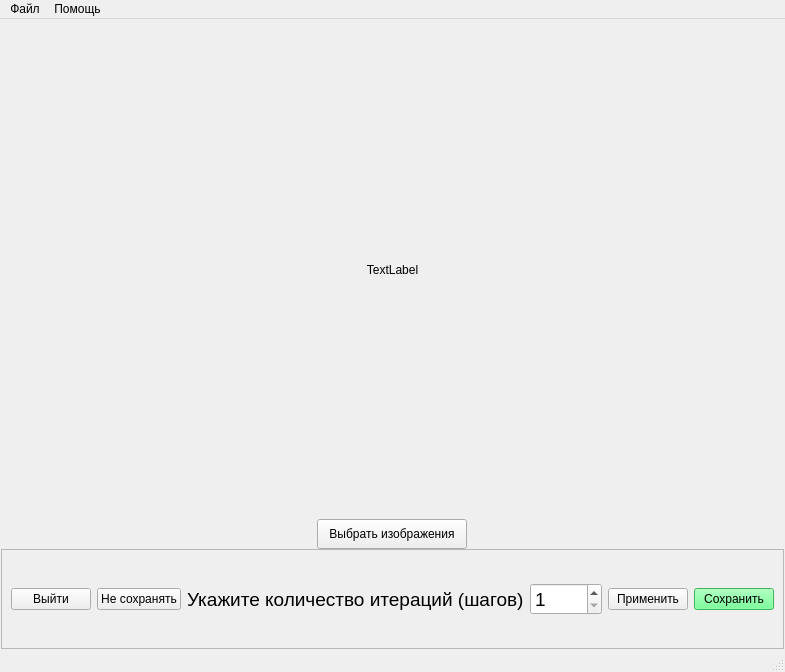
First picture: the form in CNN Style Transfer/UI.ui, repository DanielVampire/CNN-Style-Transfer, before the edit.
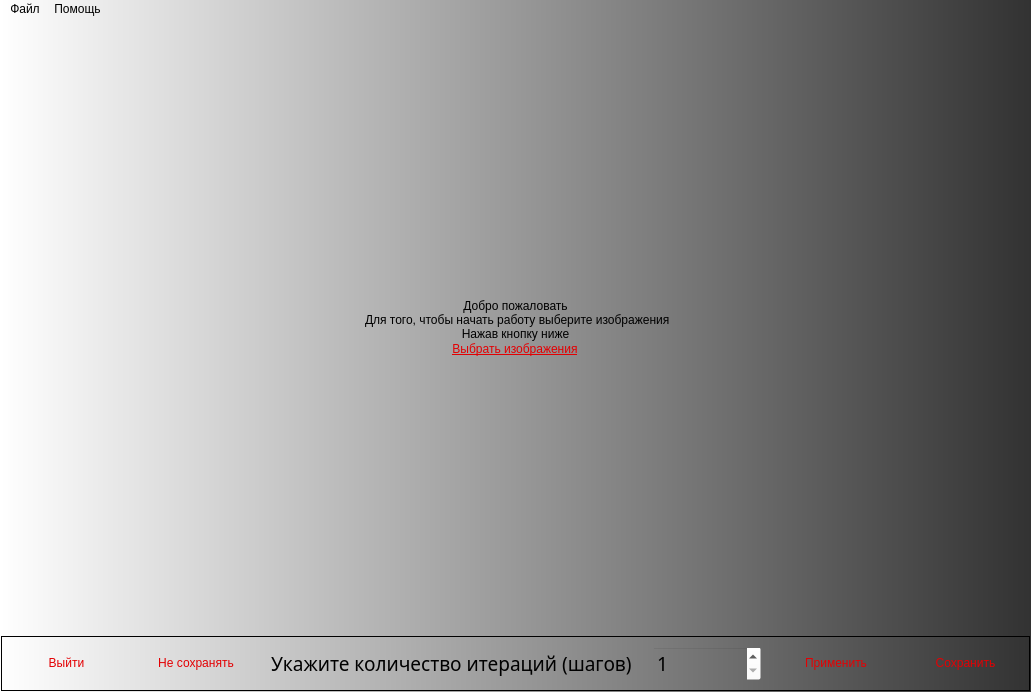
Second picture: the form after the edit.

```diff
--- a/CNN Style Transfer/UI.ui
+++ b/CNN Style Transfer/UI.ui
@@ -6,20 +6,36 @@
    <rect>
     <x>0</x>
     <y>0</y>
-    <width>783</width>
-    <height>672</height>
+    <width>1031</width>
+    <height>692</height>
    </rect>
   </property>
   <property name="windowTitle">
    <string>Neural Style Transfer</string>
   </property>
+  <property name="styleSheet">
+   <string notr="true">QMainWindow{
+background: qlineargradient(spread:pad, x1:0, y1:0, x2:1, y2:0, stop:0 rgba(255, 255, 255, 255), stop:1 rgba(50, 50, 50, 255));
+}
+QMenuBar{
+background: qlineargradient(spread:pad, x1:0, y1:0, x2:1, y2:0, stop:0 rgba(255, 255, 255, 255), stop:1 rgba(50, 50, 50, 255));
+	font: 75 10pt &quot;Segoe Script&quot;;
+}
+QMenu{
+background: qlineargradient(spread:pad, x1:0, y1:0, x2:1, y2:0, stop:0 rgba(255, 255, 255, 255), stop:1 rgba(50, 50, 50, 255));
+	font: 75 10pt &quot;Segoe Script&quot;;
+}</string>
+  </property>
   <property name="tabShape">
    <enum>QTabWidget::Rounded</enum>
   </property>
   <widget class="QWidget" name="centralwidget">
+   <property name="styleSheet">
+    <string notr="true"/>
+   </property>
    <layout class="QVBoxLayout" name="verticalLayout">
     <property name="spacing">
-     <number>0</number>
+     <number>1</number>
     </property>
     <property name="leftMargin">
      <number>1</number>
@@ -33,6 +49,19 @@
     <property name="bottomMargin">
      <number>1</number>
     </property>
+    <item>
+     <spacer name="Space2">
+      <property name="orientation">
+       <enum>Qt::Vertical</enum>
+      </property>
+      <property name="sizeHint" stdset="0">
+       <size>
+        <width>20</width>
+        <height>40</height>
+       </size>
+      </property>
+     </spacer>
+    </item>
     <item>
      <widget class="QLabel" name="Image">
       <property name="maximumSize">
@@ -41,8 +70,15 @@
         <height>980</height>
        </size>
       </property>
+      <property name="styleSheet">
+       <string notr="true">QLabel{
+	font: 75 22pt &quot;Segoe Script&quot;;
+}</string>
+      </property>
       <property name="text">
-       <string>TextLabel</string>
+       <string>Добро пожаловать
+ Для того, чтобы начать работу выберите изображения
+Нажав кнопку ниже</string>
       </property>
       <property name="textFormat">
        <enum>Qt::AutoText</enum>
@@ -57,24 +93,73 @@
     </item>
     <item>
      <layout class="QHBoxLayout" name="horizontalLayout_2">
+      <property name="spacing">
+       <number>4</number>
+      </property>
       <property name="sizeConstraint">
        <enum>QLayout::SetMaximumSize</enum>
       </property>
+      <property name="leftMargin">
+       <number>0</number>
+      </property>
+      <property name="rightMargin">
+       <number>0</number>
+      </property>
       <item>
        <widget class="QPushButton" name="ImagesTake">
         <property name="maximumSize">
          <size>
-          <width>150</width>
-          <height>30</height>
+          <width>410</width>
+          <height>50</height>
          </size>
         </property>
+        <property name="cursor">
+         <cursorShape>PointingHandCursor</cursorShape>
+        </property>
+        <property name="styleSheet">
+         <string notr="true">QPushButton{
+	font: 24pt &quot;Segoe Script&quot;;
+	text-decoration: underline;
+	color:  rgb(227, 0, 3);
+	border: 1px;
+}
+QPushButton:hover{
+	color: rgb(0, 157, 0);
+}
+</string>
+        </property>
         <property name="text">
          <string>Выбрать изображения</string>
         </property>
+        <property name="autoDefault">
+         <bool>false</bool>
+        </property>
+        <property name="default">
+         <bool>false</bool>
+        </property>
+        <property name="flat">
+         <bool>false</bool>
+        </property>
        </widget>
       </item>
      </layout>
     </item>
+    <item>
+     <spacer name="Space1">
+      <property name="orientation">
+       <enum>Qt::Vertical</enum>
+      </property>
+      <property name="sizeType">
+       <enum>QSizePolicy::Expanding</enum>
+      </property>
+      <property name="sizeHint" stdset="0">
+       <size>
+        <width>1</width>
+        <height>150</height>
+       </size>
+      </property>
+     </spacer>
+    </item>
     <item>
      <widget class="QFrame" name="frame">
       <property name="maximumSize">
@@ -84,11 +169,10 @@
        </size>
       </property>
       <property name="styleSheet">
-       <string notr="true">background: rgb(255, 255, 255);
-QPushButton
-{
-	height: 30;
-}</string>
+       <string notr="true">QFrame{
+background: qlineargradient(spread:pad, x1:0, y1:0, x2:1, y2:0, stop:0 rgba(255, 255, 255, 255), stop:1 rgba(50, 50, 50, 255));
+}
+</string>
       </property>
       <property name="frameShape">
        <enum>QFrame::StyledPanel</enum>
@@ -97,8 +181,31 @@
        <enum>QFrame::Raised</enum>
       </property>
       <layout class="QHBoxLayout" name="horizontalLayout">
+       <property name="spacing">
+        <number>20</number>
+       </property>
+       <property name="leftMargin">
+        <number>10</number>
+       </property>
+       <property name="bottomMargin">
+        <number>9</number>
+       </property>
        <item>
         <widget class="QPushButton" name="ExitButton">
+         <property name="cursor">
+          <cursorShape>PointingHandCursor</cursorShape>
+         </property>
+         <property name="styleSheet">
+          <string notr="true">QPushButton{
+	font: 16pt &quot;Segoe Script&quot;;
+	color:  rgb(227, 0, 3);
+	border: 1px;
+}
+QPushButton:hover{
+	text-decoration: underline;
+	color: rgb(0, 157, 0);
+}</string>
+         </property>
          <property name="text">
           <string>Выйти</string>
          </property>
@@ -106,6 +213,20 @@
        </item>
        <item>
         <widget class="QPushButton" name="CancelButton">
+         <property name="cursor">
+          <cursorShape>PointingHandCursor</cursorShape>
+         </property>
+         <property name="styleSheet">
+          <string notr="true">QPushButton{
+	font: 16pt &quot;Segoe Script&quot;;
+	color:  rgb(227, 0, 3);
+	border: 1px;
+}
+QPushButton:hover{
+	text-decoration: underline;
+	color: rgb(0, 157, 0);
+}</string>
+         </property>
          <property name="text">
           <string>Не сохранять</string>
          </property>
@@ -115,21 +236,69 @@
         <widget class="QLabel" name="NumStepsLabel">
          <property name="font">
           <font>
+           <family>Segoe Script</family>
            <pointsize>14</pointsize>
+           <weight>9</weight>
+           <italic>false</italic>
+           <bold>false</bold>
           </font>
          </property>
+         <property name="styleSheet">
+          <string notr="true">QFrame{
+	
+	font: 75 14pt &quot;Segoe Script&quot;;
+	color:rgb(0, 0, 0);
+	background: rgba(255, 255, 255, 0);
+}</string>
+         </property>
+         <property name="frameShape">
+          <enum>QFrame::NoFrame</enum>
+         </property>
+         <property name="frameShadow">
+          <enum>QFrame::Plain</enum>
+         </property>
+         <property name="lineWidth">
+          <number>3</number>
+         </property>
+         <property name="midLineWidth">
+          <number>0</number>
+         </property>
          <property name="text">
           <string>Укажите количество итераций (шагов)</string>
          </property>
+         <property name="textFormat">
+          <enum>Qt::AutoText</enum>
+         </property>
+         <property name="wordWrap">
+          <bool>false</bool>
+         </property>
+         <property name="indent">
+          <number>-1</number>
+         </property>
+         <property name="openExternalLinks">
+          <bool>false</bool>
+         </property>
         </widget>
        </item>
        <item>
         <widget class="QSpinBox" name="NumStepsBox">
          <property name="font">
           <font>
+           <family>Segoe Script</family>
            <pointsize>14</pointsize>
+           <weight>9</weight>
+           <italic>false</italic>
+           <bold>false</bold>
           </font>
          </property>
+         <property name="styleSheet">
+          <string notr="true">QSpinBox{
+	font: 75 14pt &quot;Segoe Script&quot;;
+	color: rgb(0, 0, 0);
+	background: rgba(255, 255, 255, 0);
+}
+</string>
+         </property>
          <property name="minimum">
           <number>1</number>
          </property>
@@ -143,6 +312,20 @@
        </item>
        <item>
         <widget class="QPushButton" name="NumStepButton">
+         <property name="cursor">
+          <cursorShape>PointingHandCursor</cursorShape>
+         </property>
+         <property name="styleSheet">
+          <string notr="true">QPushButton{
+	font: 16pt &quot;Segoe Script&quot;;
+	color:  rgb(227, 0, 3);
+	border: 1px;
+}
+QPushButton:hover{
+	text-decoration: underline;
+	color: rgb(0, 157, 0);
+}</string>
+         </property>
          <property name="text">
           <string>Применить</string>
          </property>
@@ -151,7 +334,15 @@
        <item>
         <widget class="QPushButton" name="SaveImageButton">
          <property name="styleSheet">
-          <string notr="true">background: rgb(85, 255, 127)</string>
+          <string notr="true">QPushButton{
+	font: 16pt &quot;Segoe Script&quot;;
+	color:  rgb(227, 0, 3);
+	border: 1px;
+}
+QPushButton:hover{
+	text-decoration: underline;
+	color: rgb(0, 157, 0);
+}</string>
          </property>
          <property name="text">
           <string>Сохранить</string>
@@ -168,8 +359,8 @@
     <rect>
      <x>0</x>
      <y>0</y>
-     <width>783</width>
-     <height>21</height>
+     <width>1031</width>
+     <height>26</height>
     </rect>
    </property>
    <widget class="QMenu" name="menu">
@@ -189,7 +380,6 @@
    <addaction name="menu"/>
    <addaction name="menu_2"/>
   </widget>
-  <widget class="QStatusBar" name="statusBar"/>
   <action name="TakeImage">
    <property name="checkable">
     <bool>false</bool>
```
Left out of the diff: 6 changed lines with no effect on the pictures.
